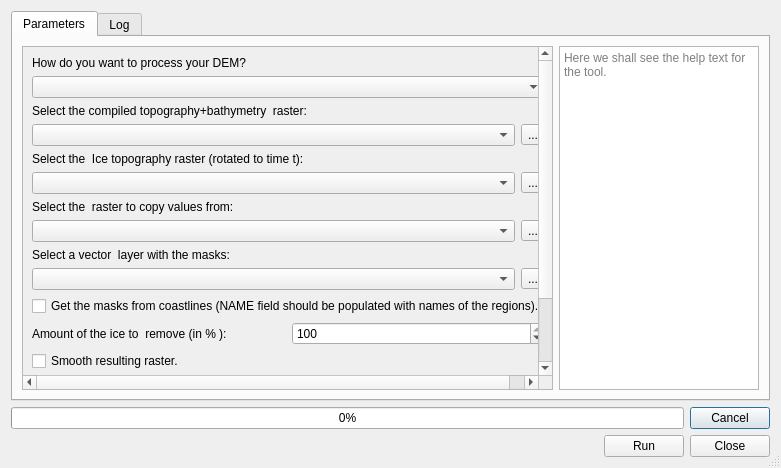
Old version of the form std_proc_dialog_base.ui in the repository jaminzoda/terra-antiqua.
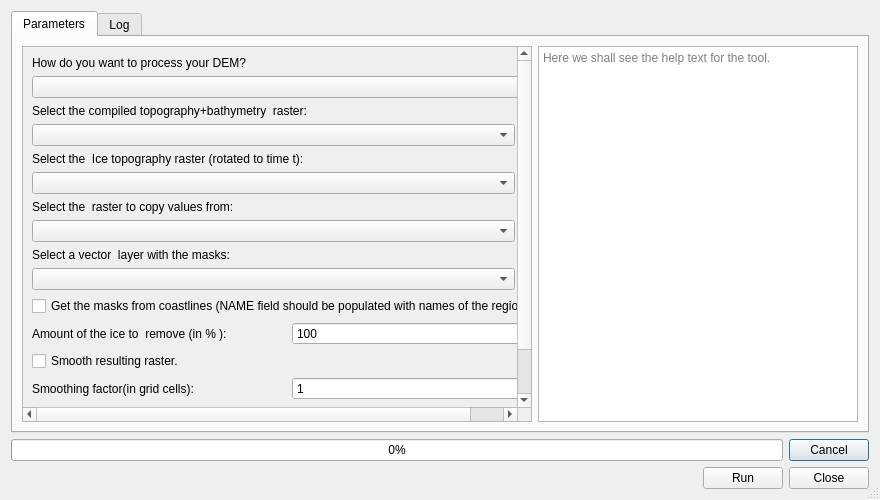
New version of the form. Custom widgets are drawn as their Qt base class.

Commit message:
Made some minor changes to TopoModifier dialog
-Changed the TopoModifier dialog
-Finished implementing progressbar, cancel option,  and log to Topo Modifier
-Resized the dialogs.

Patch:
```diff
--- a/std_proc_dialog_base.ui
+++ b/std_proc_dialog_base.ui
@@ -6,8 +6,8 @@
    <rect>
     <x>0</x>
     <y>0</y>
-    <width>781</width>
-    <height>468</height>
+    <width>880</width>
+    <height>500</height>
    </rect>
   </property>
   <property name="sizePolicy">
@@ -70,7 +70,7 @@
            <rect>
             <x>0</x>
             <y>0</y>
-            <width>514</width>
+            <width>493</width>
             <height>435</height>
            </rect>
           </property>
@@ -300,7 +300,7 @@
         <widget class="QTextBrowser" name="helpBox">
          <property name="maximumSize">
           <size>
-           <width>200</width>
+           <width>320</width>
            <height>16777215</height>
           </size>
          </property>
```
The commit also changes 6 other files.
